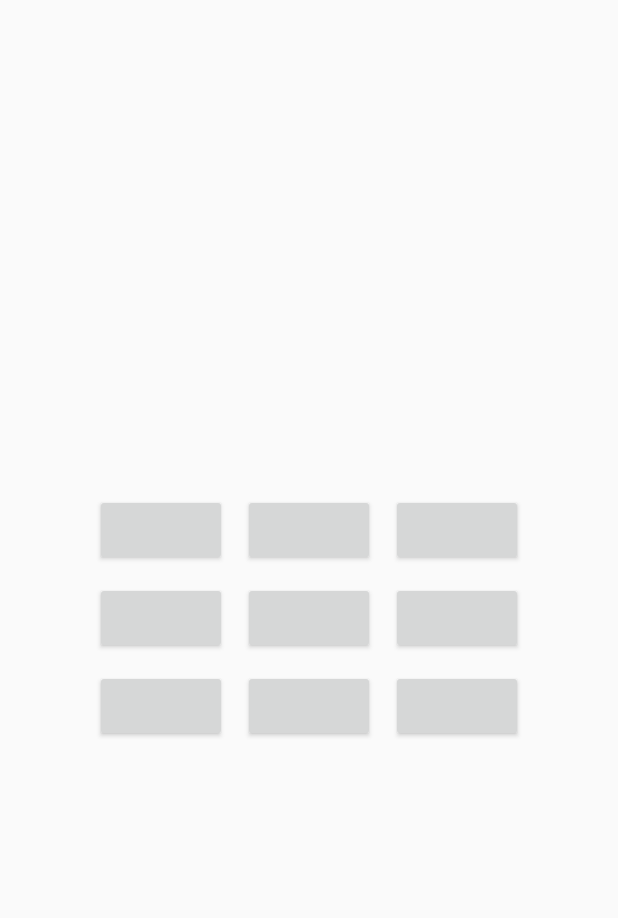
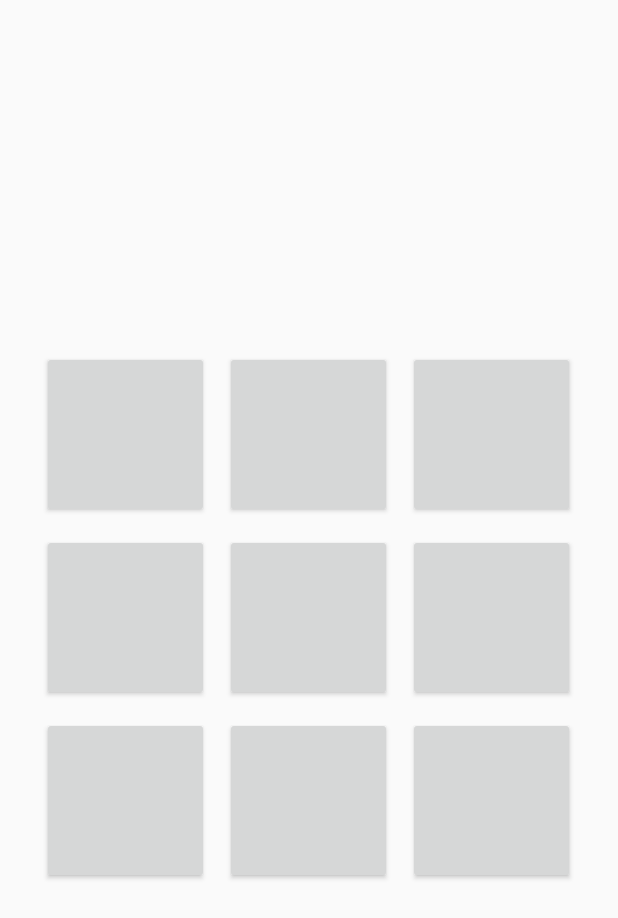
Before and after one commit to RoyalBosS-Ayush/infinite-tictactoe, an Android app built with Jetpack Compose: the layout activity_main.xml on its own in the app's theme, with its tools: preview values and no code run, on a phone screen of 412 x 824 dp. Shown: the top 918 px of the screen. Run offline under Robolectric (Android 15) with nearby library versions, the phone set to English and light mode, and no system bars.

Commit message:
Infinite TicTacToe

```diff
--- a/app/src/main/res/layout/activity_main.xml
+++ b/app/src/main/res/layout/activity_main.xml
@@ -13,66 +13,75 @@
 
         <Button
             android:id="@+id/btn1"
-            android:layout_width="wrap_content"
-            android:layout_height="wrap_content"
+            android:layout_width="50pt"
+            android:layout_height="50pt"
             android:layout_margin="5dp"
-            android:onClick="check" />
+            android:onClick="check"
+            android:textSize="30pt" />
 
         <Button
             android:id="@+id/btn2"
-            android:layout_width="wrap_content"
-            android:layout_height="wrap_content"
+            android:layout_width="50pt"
+            android:layout_height="50pt"
             android:layout_margin="5dp"
-            android:onClick="check" />
+            android:onClick="check"
+            android:textSize="30pt" />
 
         <Button
             android:id="@+id/btn3"
-            android:layout_width="wrap_content"
-            android:layout_height="wrap_content"
+            android:layout_width="50pt"
+            android:layout_height="50pt"
             android:layout_margin="5dp"
-            android:onClick="check" />
+            android:onClick="check"
+            android:textSize="30pt" />
 
         <Button
             android:id="@+id/btn4"
-            android:layout_width="wrap_content"
-            android:layout_height="wrap_content"
+            android:layout_width="50pt"
+            android:layout_height="50pt"
             android:layout_margin="5dp"
-            android:onClick="check" />
+            android:onClick="check"
+            android:textSize="30pt" />
 
         <Button
             android:id="@+id/btn5"
-            android:layout_width="wrap_content"
-            android:layout_height="wrap_content"
+            android:layout_width="50pt"
+            android:layout_height="50pt"
             android:layout_margin="5dp"
-            android:onClick="check" />
+            android:onClick="check"
+            android:textSize="30pt" />
 
         <Button
             android:id="@+id/btn6"
-            android:layout_width="wrap_content"
-            android:layout_height="wrap_content"
+            android:layout_width="50pt"
+            android:layout_height="50pt"
             android:layout_margin="5dp"
-            android:onClick="check" />
+            android:onClick="check"
+            android:textSize="30pt" />
 
         <Button
             android:id="@+id/btn7"
-            android:layout_width="wrap_content"
-            android:layout_height="wrap_content"
+            android:layout_width="50pt"
+            android:layout_height="50pt"
             android:layout_margin="5dp"
-            android:onClick="check" />
+            android:onClick="check"
+            android:textSize="30pt" />
 
         <Button
             android:id="@+id/btn8"
-            android:layout_width="wrap_content"
-            android:layout_height="wrap_content"
+            android:layout_width="50pt"
+            android:layout_height="50pt"
             android:layout_margin="5dp"
-            android:onClick="check" />
+            android:onClick="check"
+            android:textSize="30pt" />
 
         <Button
             android:id="@+id/btn9"
-            android:layout_width="wrap_content"
-            android:layout_height="wrap_content"
+            android:layout_width="50pt"
+            android:layout_height="50pt"
             android:layout_margin="5dp"
-            android:onClick="check" />
+            android:onClick="check"
+            android:textSize="30pt" />
 
     </androidx.gridlayout.widget.GridLayout>
 </LinearLayout>
```
Also changed, not shown: app/src/main/java/com/tictactoe/MainActivity.kt (+59 -14 lines).
